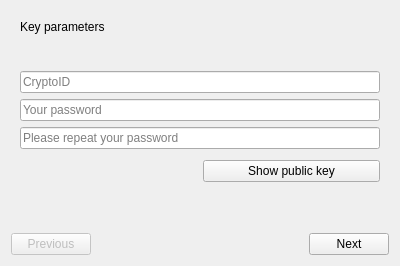
Qt form res/ui/account_cfg.ui (duniter/sakia) before a commit.
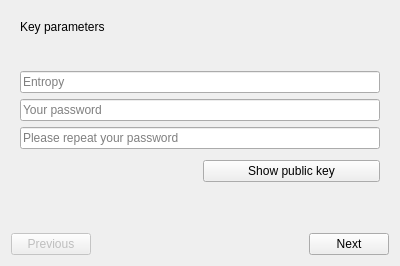
The same form after that commit. The open tabs and pages were chosen to show the change.

Patch:
```diff
--- a/res/ui/account_cfg.ui
+++ b/res/ui/account_cfg.ui
@@ -140,7 +140,7 @@
               <string/>
              </property>
              <property name="placeholderText">
-              <string>CryptoID</string>
+              <string>Entropy</string>
              </property>
             </widget>
            </item>
```
Left out of the diff: 2 changed lines with no effect on the pictures.
